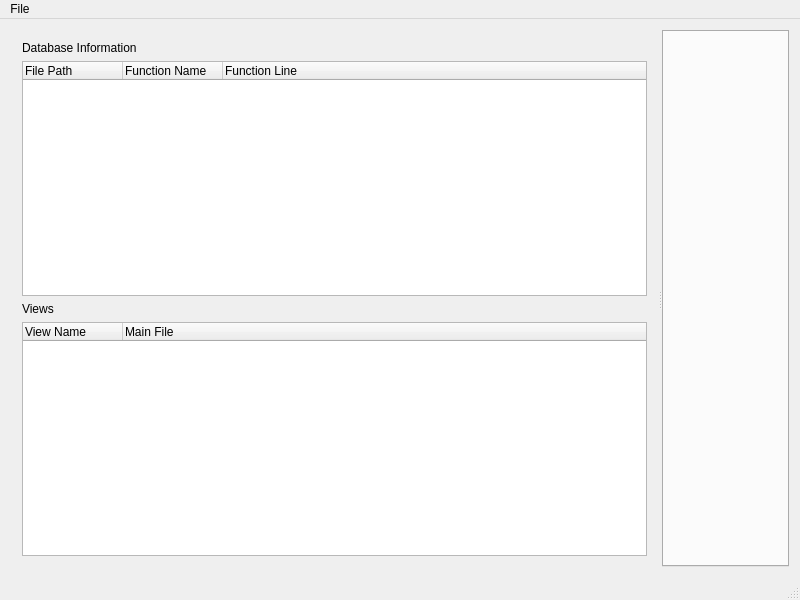
igorJarek/SourceCodeAnalyzer, file analyzer/ui/MainWindow.ui: the form before one commit.
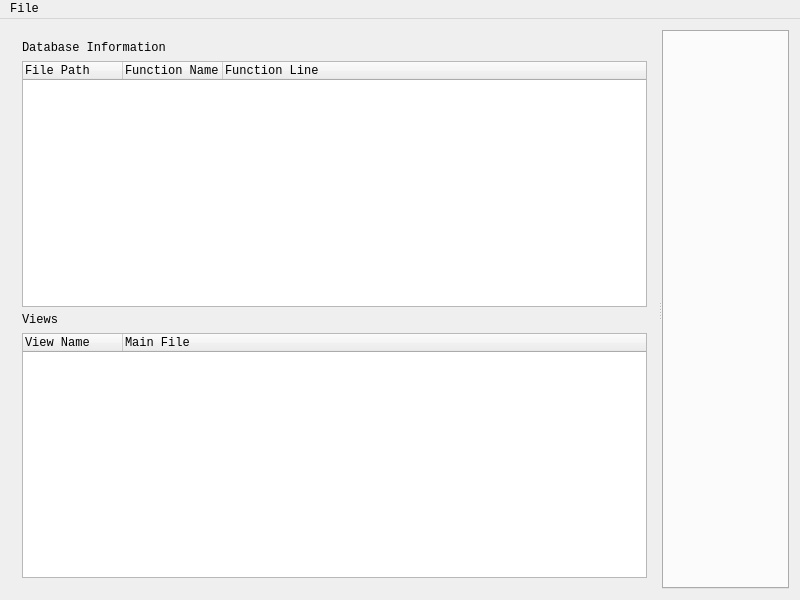
The form after the commit. Icons and pictures are not drawn.

Commit message: analyzer: change font to Consolas

Diff of the .ui file:
```diff
--- a/analyzer/ui/MainWindow.ui
+++ b/analyzer/ui/MainWindow.ui
@@ -16,6 +16,11 @@
     <height>600</height>
    </size>
   </property>
+  <property name="font">
+   <font>
+    <family>Consolas</family>
+   </font>
+  </property>
   <property name="windowTitle">
    <string>Analyzer</string>
   </property>
@@ -41,6 +46,11 @@
         </item>
         <item>
          <widget class="QTreeWidget" name="databaseTree">
+          <property name="font">
+           <font>
+            <family>Consolas</family>
+           </font>
+          </property>
           <property name="contextMenuPolicy">
            <enum>Qt::CustomContextMenu</enum>
           </property>
@@ -70,6 +80,11 @@
         </item>
         <item>
          <widget class="QTreeWidget" name="viewsTree">
+          <property name="font">
+           <font>
+            <family>Consolas</family>
+           </font>
+          </property>
           <property name="contextMenuPolicy">
            <enum>Qt::CustomContextMenu</enum>
           </property>
@@ -105,9 +120,14 @@
      <x>0</x>
      <y>0</y>
      <width>800</width>
-     <height>21</height>
+     <height>20</height>
     </rect>
    </property>
+   <property name="font">
+    <font>
+     <family>Consolas</family>
+    </font>
+   </property>
    <widget class="QMenu" name="menuFile">
     <property name="title">
      <string>File</string>
@@ -122,7 +142,6 @@
    </widget>
    <addaction name="menuFile"/>
   </widget>
-  <widget class="QStatusBar" name="statusBar"/>
   <action name="actionExit">
    <property name="text">
     <string>Exit</string>
```
Left out of the diff: 25 changed lines with no effect on the pictures. The commit also changes 4 other files.
